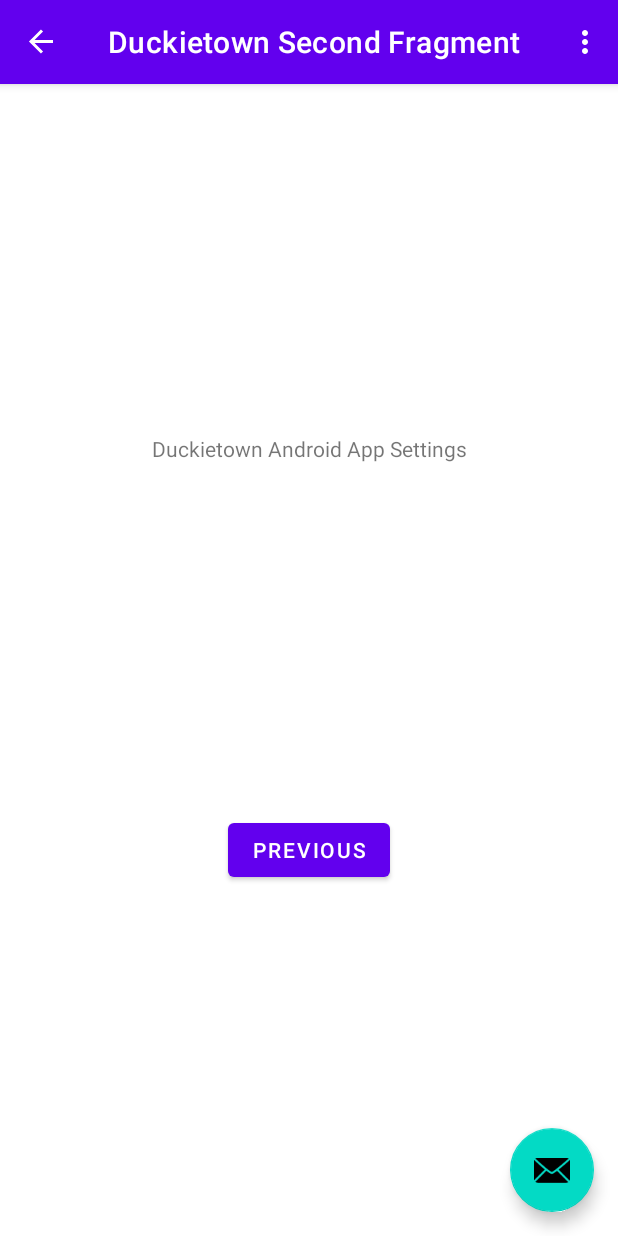
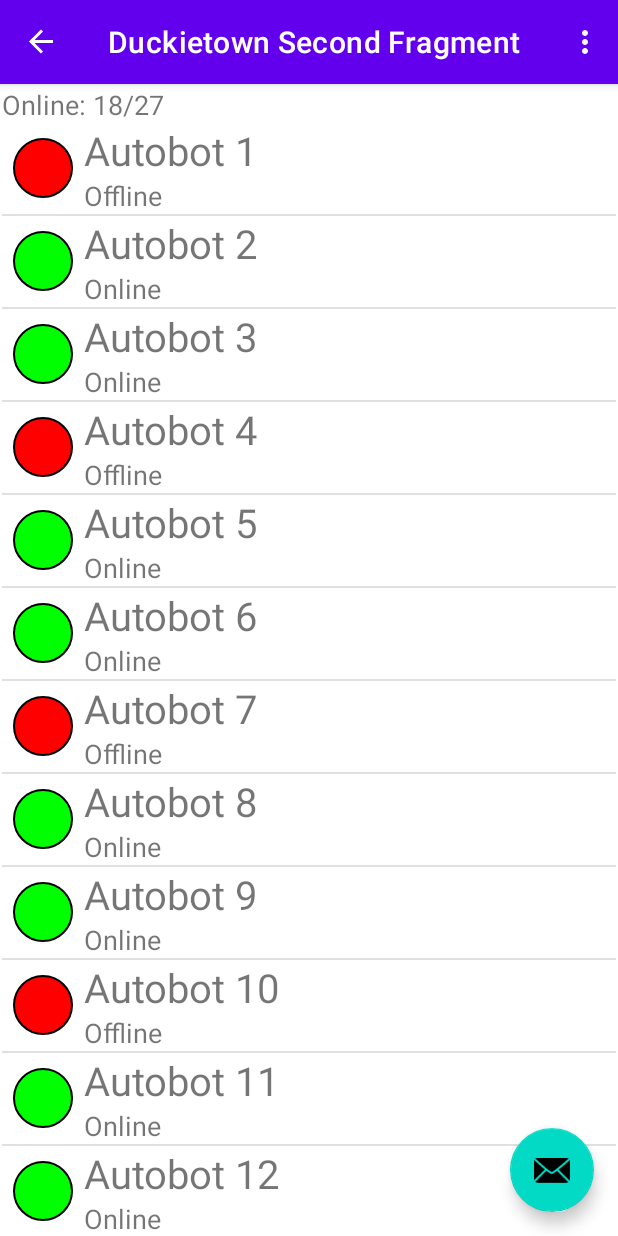
Before and after one commit to moevm/duckietown-android-app, an Android app: the screen it shows after launch (MainActivity), after a tap on "NEXT", on a phone screen of 412 x 824 dp. Run offline under Robolectric (Android 15) with nearby library versions, the phone set to English and light mode, and no system bars; our stand-ins replace navigation-ui.

Commit message:
Created dynamic list with autobots

```diff
--- /dev/null
+++ b/duckietown_android/app/src/main/java/com/example/duckietownandroid/AppData.kt
@@ -0,0 +1,14 @@
+package com.example.duckietownandroid
+
+object AppData {
+    val autobots = MutableList(27){index ->
+        DeviceItem(
+            "Autobot ${index + 1}",
+            index % 3 != 0,
+            when(index % 3){
+                0 -> "Offline"
+                else -> "Online"
+            }
+        )
+    }
+}
--- /dev/null
+++ b/duckietown_android/app/src/main/java/com/example/duckietownandroid/DeviceAdapter.kt
@@ -0,0 +1,53 @@
+package com.example.duckietownandroid
+
+import android.view.LayoutInflater
+import android.view.View
+import android.view.ViewGroup
+import android.widget.ImageView
+import android.widget.TextView
+import androidx.recyclerview.widget.RecyclerView
+
+
+class DeviceAdapter(private val dataSet: MutableList<DeviceItem>,
+                    private val listener: (DeviceItem) -> Unit) :
+    RecyclerView.Adapter<DeviceAdapter.ViewHolder>() {
+
+    class ViewHolder(view: View) : RecyclerView.ViewHolder(view) {
+        val deviceName: TextView
+        val statusIcon: ImageView
+        val shortStatus: TextView
+
+        init {
+            deviceName = view.findViewById(R.id.deviceName)
+            statusIcon = view.findViewById(R.id.deviceStatusIcon)
+            shortStatus = view.findViewById(R.id.deviceShortStatus)
+        }
+    }
+
+    // Create new views (invoked by the layout manager)
+    override fun onCreateViewHolder(viewGroup: ViewGroup, viewType: Int): ViewHolder {
+        // Create a new view, which defines the UI of the list item
+        val view = LayoutInflater.from(viewGroup.context)
+            .inflate(R.layout.device_item, viewGroup, false)
+
+        return ViewHolder(view)
+    }
+
+    // Replace the contents of a view (invoked by the layout manager)
+    override fun onBindViewHolder(viewHolder: ViewHolder, position: Int) {
+
+        // Get element from your dataset at this position and replace the
+        // contents of the view with that element
+        val item = dataSet[position]
+        viewHolder.deviceName.text = item.name
+        viewHolder.shortStatus.text = item.shortStatus
+        viewHolder.statusIcon.setImageResource(when(item.is_online){
+            true -> R.drawable.device_item_status_online
+            else -> R.drawable.device_item_status_offline
+        })
+        viewHolder.itemView.setOnClickListener{listener(item)}
+    }
+
+    // Return the size of your dataset (invoked by the layout manager)
+    override fun getItemCount() = dataSet.size
+}
--- /dev/null
+++ b/duckietown_android/app/src/main/java/com/example/duckietownandroid/DeviceItem.kt
@@ -0,0 +1,6 @@
+package com.example.duckietownandroid
+
+data class DeviceItem(var name: String,
+                      var is_online: Boolean = false,
+                      var shortStatus: String = "",
+                      var fullStatus: MutableMap<String, String> = HashMap())
--- a/duckietown_android/app/src/main/java/com/example/duckietownandroid/FirstFragment.kt
+++ b/duckietown_android/app/src/main/java/com/example/duckietownandroid/FirstFragment.kt
@@ -1,10 +1,12 @@
 package com.example.duckietownandroid
 
 import android.os.Bundle
+import android.util.Log
 import androidx.fragment.app.Fragment
 import android.view.LayoutInflater
 import android.view.View
 import android.view.ViewGroup
+import androidx.core.os.bundleOf
 import androidx.navigation.fragment.findNavController
 import com.example.duckietownandroid.databinding.FragmentFirstBinding
 
@@ -31,9 +33,15 @@ class FirstFragment : Fragment() {
 
     override fun onViewCreated(view: View, savedInstanceState: Bundle?) {
         super.onViewCreated(view, savedInstanceState)
+        val act = activity
+        var num = (act as MainActivity?)?.number
+        num = if (num == null) -1 else (num + 1) % 5
+        (act as MainActivity?)?.number = num
 
         binding.buttonFirst.setOnClickListener {
-            findNavController().navigate(R.id.action_FirstFragment_to_SecondFragment)
+            val bundle = bundleOf("number" to num)
+            Log.d("UI", "Pass number $num")
+            findNavController().navigate(R.id.action_FirstFragment_to_SecondFragment, bundle)
         }
     }
 
--- /dev/null
+++ b/duckietown_android/app/src/main/java/com/example/duckietownandroid/FragmentDeviceList.kt
@@ -0,0 +1,61 @@
+package com.example.duckietownandroid
+
+import android.os.Bundle
+import android.util.Log
+import androidx.fragment.app.Fragment
+import android.view.LayoutInflater
+import android.view.View
+import android.view.ViewGroup
+import android.widget.Toast
+import androidx.recyclerview.widget.DividerItemDecoration
+import androidx.recyclerview.widget.LinearLayoutManager
+import com.example.duckietownandroid.databinding.FragmentListBinding
+
+/**
+ * A simple [Fragment] subclass as the second destination in the navigation.
+ */
+class FragmentDeviceList : Fragment() {
+
+    private var _binding: FragmentListBinding? = null
+    private val data = MutableList(27) { index -> "Autobot $index" }
+
+    // This property is only valid between onCreateView and
+    // onDestroyView.
+    private val binding get() = _binding!!
+
+    override fun onCreateView(
+            inflater: LayoutInflater, container: ViewGroup?,
+            savedInstanceState: Bundle?
+    ): View? {
+
+        val n = arguments?.getInt("number") ?: -1
+        Log.d("UI", "OnCreateView: arg number is $n")
+        _binding = FragmentListBinding.inflate(inflater, container, false)
+        return binding.root
+
+    }
+
+    override fun onViewCreated(view: View, savedInstanceState: Bundle?) {
+        super.onViewCreated(view, savedInstanceState)
+
+        binding.deviceListHeader.text = getString(
+            R.string.device_list_status,
+            AppData.autobots.count(){item -> item.is_online},
+            AppData.autobots.size)
+        val adapter = DeviceAdapter(AppData.autobots) { item -> adapterOnItemClick(item) }
+        val recycleView = binding.deviceList
+        recycleView.layoutManager = LinearLayoutManager(activity, LinearLayoutManager.VERTICAL, false)
+        recycleView.addItemDecoration(DividerItemDecoration(activity, LinearLayoutManager.VERTICAL))
+        recycleView.adapter = adapter
+
+    }
+
+    private fun adapterOnItemClick(item: DeviceItem){
+        Toast.makeText(activity, item.name, Toast.LENGTH_SHORT).show()
+    }
+
+    override fun onDestroyView() {
+        super.onDestroyView()
+        _binding = null
+    }
+}
--- a/duckietown_android/app/src/main/java/com/example/duckietownandroid/MainActivity.kt
+++ b/duckietown_android/app/src/main/java/com/example/duckietownandroid/MainActivity.kt
@@ -15,6 +15,7 @@ class MainActivity : AppCompatActivity() {
 
     private lateinit var appBarConfiguration: AppBarConfiguration
     private lateinit var binding: ActivityMainBinding
+    public var number = 0
 
     override fun onCreate(savedInstanceState: Bundle?) {
         super.onCreate(savedInstanceState)
--- a/duckietown_android/app/src/main/java/com/example/duckietownandroid/SecondFragment.kt
+++ /dev/null
@@ -1,44 +0,0 @@
-package com.example.duckietownandroid
-
-import android.os.Bundle
-import androidx.fragment.app.Fragment
-import android.view.LayoutInflater
-import android.view.View
-import android.view.ViewGroup
-import androidx.navigation.fragment.findNavController
-import com.example.duckietownandroid.databinding.FragmentSecondBinding
-
-/**
- * A simple [Fragment] subclass as the second destination in the navigation.
- */
-class SecondFragment : Fragment() {
-
-    private var _binding: FragmentSecondBinding? = null
-
-    // This property is only valid between onCreateView and
-    // onDestroyView.
-    private val binding get() = _binding!!
-
-    override fun onCreateView(
-            inflater: LayoutInflater, container: ViewGroup?,
-            savedInstanceState: Bundle?
-    ): View? {
-
-        _binding = FragmentSecondBinding.inflate(inflater, container, false)
-        return binding.root
-
-    }
-
-    override fun onViewCreated(view: View, savedInstanceState: Bundle?) {
-        super.onViewCreated(view, savedInstanceState)
-
-        binding.buttonSecond.setOnClickListener {
-            findNavController().navigate(R.id.action_SecondFragment_to_FirstFragment)
-        }
-    }
-
-    override fun onDestroyView() {
-        super.onDestroyView()
-        _binding = null
-    }
-}
--- /dev/null
+++ b/duckietown_android/app/src/main/res/drawable/device_item_status_offline.xml
@@ -0,0 +1,13 @@
+<?xml version="1.0" encoding="utf-8"?>
+<shape
+    xmlns:android="http://schemas.android.com/apk/res/android"
+    android:shape="oval">
+
+    <solid
+        android:color="#ff0000"/>
+
+    <size
+        android:width="@dimen/device_item_status_icon_width"
+        android:height="@dimen/device_item_status_icon_width"/>
+    <stroke android:color="@color/black" android:width="2px"/>
+</shape>
--- /dev/null
+++ b/duckietown_android/app/src/main/res/drawable/device_item_status_online.xml
@@ -0,0 +1,13 @@
+<?xml version="1.0" encoding="utf-8"?>
+<shape
+    xmlns:android="http://schemas.android.com/apk/res/android"
+    android:shape="oval">
+
+    <solid
+        android:color="#00ff00"/>
+
+    <size
+        android:width="@dimen/device_item_status_icon_width"
+        android:height="@dimen/device_item_status_icon_width"/>
+    <stroke android:color="@color/black" android:width="2px"/>
+</shape>
--- /dev/null
+++ b/duckietown_android/app/src/main/res/layout/device_item.xml
@@ -0,0 +1,44 @@
+<FrameLayout xmlns:android="http://schemas.android.com/apk/res/android"
+    android:layout_width="match_parent"
+    android:layout_height="wrap_content"
+    android:gravity="center_vertical">
+
+    <LinearLayout
+        android:layout_width="match_parent"
+        android:layout_height="wrap_content"
+        android:gravity="center_vertical">
+
+        <ImageView
+            android:id="@+id/deviceStatusIcon"
+            android:layout_width="@dimen/device_item_status_icon_width"
+            android:layout_height="wrap_content"
+            android:src="@drawable/device_item_status_online"
+            android:contentDescription="@string/device_item_status_icon"
+            android:layout_margin="@dimen/device_item_status_icon_margin"/>
+
+        <LinearLayout
+            android:layout_width="match_parent"
+            android:layout_height="wrap_content"
+            android:orientation="vertical">
+
+            <TextView
+                android:id="@+id/deviceName"
+                android:layout_width="match_parent"
+                android:layout_height="wrap_content"
+                android:textSize="@dimen/device_item_name_size"
+                android:text="@string/device_list_item_placeholder"/>
+
+            <TextView
+                android:id="@+id/deviceShortStatus"
+                android:layout_width="match_parent"
+                android:layout_height="wrap_content"
+                android:textSize="@dimen/device_item_short_status"
+                android:text="@string/device_list_item_placeholder"
+                />
+
+        </LinearLayout>
+
+    </LinearLayout>
+
+
+</FrameLayout>
--- /dev/null
+++ b/duckietown_android/app/src/main/res/layout/fragment_list.xml
@@ -0,0 +1,36 @@
+<?xml version="1.0" encoding="utf-8"?>
+<androidx.constraintlayout.widget.ConstraintLayout xmlns:android="http://schemas.android.com/apk/res/android"
+    xmlns:app="http://schemas.android.com/apk/res-auto"
+    xmlns:tools="http://schemas.android.com/tools"
+    android:layout_width="match_parent"
+    android:layout_height="match_parent"
+    tools:context=".FragmentDeviceList">
+
+    <LinearLayout
+        android:id="@+id/linearLayout"
+        android:layout_width="0dp"
+        android:layout_height="0dp"
+        android:layout_marginStart="1dp"
+        android:layout_marginTop="1dp"
+        android:layout_marginEnd="1dp"
+        android:layout_marginBottom="1dp"
+        android:orientation="vertical"
+        app:layout_constraintBottom_toBottomOf="parent"
+        app:layout_constraintEnd_toEndOf="parent"
+        app:layout_constraintStart_toStartOf="parent"
+        app:layout_constraintTop_toTopOf="parent">
+
+        <TextView
+            android:id="@+id/deviceListHeader"
+            android:layout_width="match_parent"
+            android:layout_height="wrap_content"
+            android:textSize="@dimen/device_item_short_status"
+            android:text="@string/device_list_item_placeholder" />
+
+        <androidx.recyclerview.widget.RecyclerView
+            android:id="@+id/device_list"
+            android:layout_width="match_parent"
+            android:layout_height="match_parent" />
+
+    </LinearLayout>
+</androidx.constraintlayout.widget.ConstraintLayout>
--- a/duckietown_android/app/src/main/res/layout/fragment_second.xml
+++ /dev/null
@@ -1,28 +0,0 @@
-<?xml version="1.0" encoding="utf-8"?>
-<androidx.constraintlayout.widget.ConstraintLayout xmlns:android="http://schemas.android.com/apk/res/android"
-    xmlns:app="http://schemas.android.com/apk/res-auto"
-    xmlns:tools="http://schemas.android.com/tools"
-    android:layout_width="match_parent"
-    android:layout_height="match_parent"
-    tools:context=".SecondFragment">
-
-    <TextView
-        android:id="@+id/textview_second"
-        android:layout_width="wrap_content"
-        android:layout_height="wrap_content"
-        android:text="@string/hello_second_fragment"
-        app:layout_constraintBottom_toTopOf="@id/button_second"
-        app:layout_constraintEnd_toEndOf="parent"
-        app:layout_constraintStart_toStartOf="parent"
-        app:layout_constraintTop_toTopOf="parent" />
-
-    <Button
-        android:id="@+id/button_second"
-        android:layout_width="wrap_content"
-        android:layout_height="wrap_content"
-        android:text="@string/previous"
-        app:layout_constraintBottom_toBottomOf="parent"
-        app:layout_constraintEnd_toEndOf="parent"
-        app:layout_constraintStart_toStartOf="parent"
-        app:layout_constraintTop_toBottomOf="@id/textview_second" />
-</androidx.constraintlayout.widget.ConstraintLayout>
--- a/duckietown_android/app/src/main/res/navigation/nav_graph.xml
+++ b/duckietown_android/app/src/main/res/navigation/nav_graph.xml
@@ -17,9 +17,9 @@
     </fragment>
     <fragment
         android:id="@+id/SecondFragment"
-        android:name="com.example.duckietownandroid.SecondFragment"
+        android:name="com.example.duckietownandroid.FragmentDeviceList"
         android:label="@string/second_fragment_label"
-        tools:layout="@layout/fragment_second">
+        tools:layout="@layout/fragment_list">
 
         <action
             android:id="@+id/action_SecondFragment_to_FirstFragment"
--- a/duckietown_android/app/src/main/res/values/dimens.xml
+++ b/duckietown_android/app/src/main/res/values/dimens.xml
@@ -1,3 +1,7 @@
 <resources>
     <dimen name="fab_margin">16dp</dimen>
+    <dimen name="device_item_name_size">12pt</dimen>
+    <dimen name="device_item_short_status">8pt</dimen>
+    <dimen name="device_item_status_icon_width">40dp</dimen>
+    <dimen name="device_item_status_icon_margin">7dp</dimen>
 </resources>
--- a/duckietown_android/app/src/main/res/values/strings.xml
+++ b/duckietown_android/app/src/main/res/values/strings.xml
@@ -9,4 +9,8 @@
 
     <string name="hello_first_fragment">Duckietown Android App</string>
     <string name="hello_second_fragment">Duckietown Android App Settings</string>
+    <string name="device_list_status_placeholder">Online: %d/%d</string>
+    <string name="device_list_status">Online: %d/%d</string>
+    <string name="device_list_item_placeholder">Device Item</string>
+    <string name="device_item_status_icon">Device status</string>
 </resources>
```
